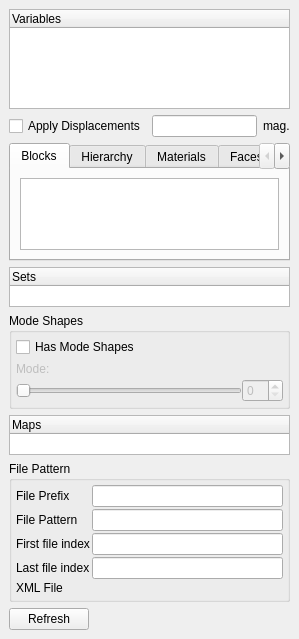
First picture: the form in Qt/Components/Resources/UI/pqExodusIIPanel.ui, repository wildmichael/ParaView3-enhancements-old, before the edit.
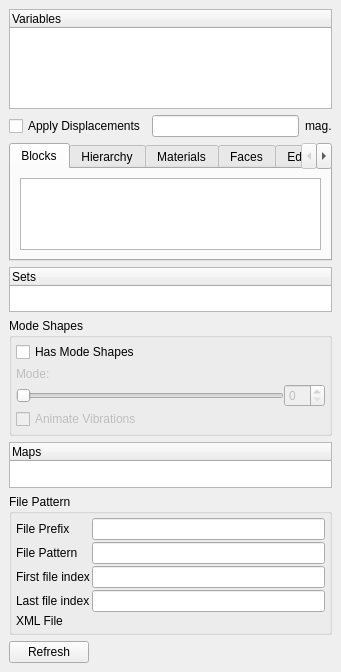
Second picture: the form after the edit. Custom widgets are drawn as their Qt base class.

Commit message: ENH: Add ability to turn off mode shape animations (bug #8273).

```diff
--- a/Qt/Components/Resources/UI/pqExodusIIPanel.ui
+++ b/Qt/Components/Resources/UI/pqExodusIIPanel.ui
@@ -5,8 +5,8 @@
    <rect>
     <x>0</x>
     <y>0</y>
-    <width>299</width>
-    <height>568</height>
+    <width>341</width>
+    <height>672</height>
    </rect>
   </property>
   <property name="sizePolicy" >
@@ -404,6 +404,13 @@
            </item>
           </layout>
          </item>
+         <item>
+          <widget class="QCheckBox" name="AnimateModeShapes" >
+           <property name="text" >
+            <string>Animate Vibrations</string>
+           </property>
+          </widget>
+         </item>
         </layout>
        </widget>
       </item>
```
The commit also changes 5 other files.
